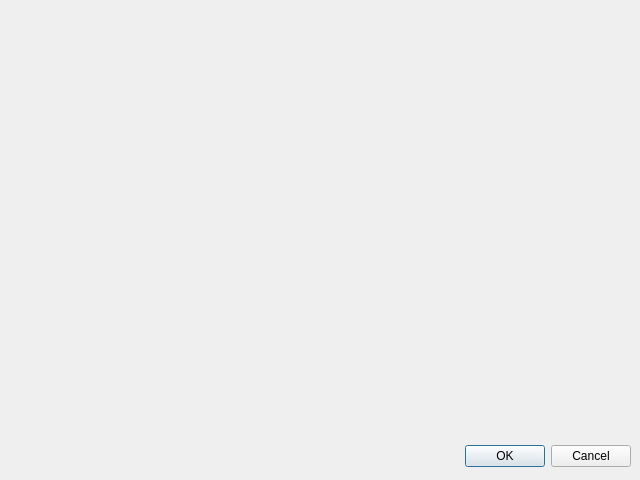
The window that wwin.ui (adm-academic/CPP_Qt5_QWidgets_Arkanoid) describes before a commit, drawn with Qt 5.
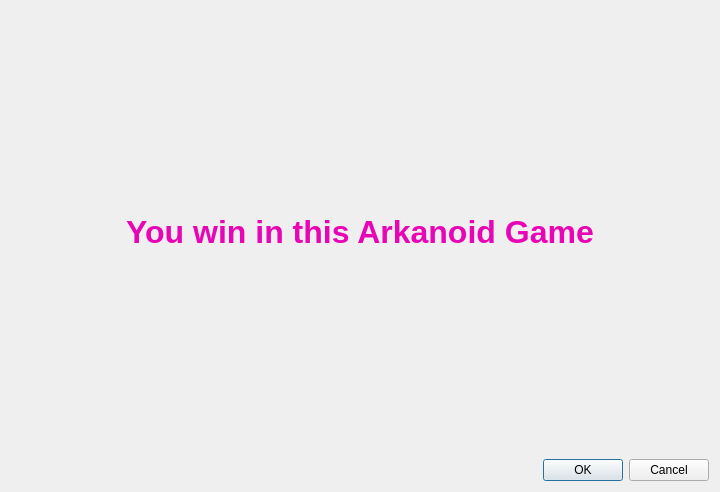
The same window after the commit.

```diff
--- a/wwin.ui
+++ b/wwin.ui
@@ -6,22 +6,32 @@
    <rect>
     <x>0</x>
     <y>0</y>
-    <width>640</width>
-    <height>480</height>
+    <width>720</width>
+    <height>492</height>
    </rect>
   </property>
   <property name="windowTitle">
    <string>Victory!</string>
   </property>
+  <layout class="QVBoxLayout" name="verticalLayout">
+   <item>
+    <widget class="QLabel" name="label">
+     <property name="styleSheet">
+      <string notr="true">font: 24pt ;
+color: rgb(232, 5, 181);
+font-weight: bold;
+</string>
+     </property>
+     <property name="text">
+      <string>You win in this Arkanoid Game</string>
+     </property>
+     <property name="alignment">
+      <set>Qt::AlignCenter</set>
+     </property>
+    </widget>
+   </item>
+   <item>
   <widget class="QDialogButtonBox" name="buttonBox">
-   <property name="geometry">
-    <rect>
-     <x>10</x>
-     <y>440</y>
-     <width>621</width>
-     <height>32</height>
-    </rect>
-   </property>
    <property name="orientation">
     <enum>Qt::Horizontal</enum>
    </property>
@@ -29,6 +39,8 @@
     <set>QDialogButtonBox::Cancel|QDialogButtonBox::Ok</set>
    </property>
   </widget>
+   </item>
+  </layout>
  </widget>
  <resources/>
  <connections>
```
Lines whose indentation alone changed are shown as unchanged.
